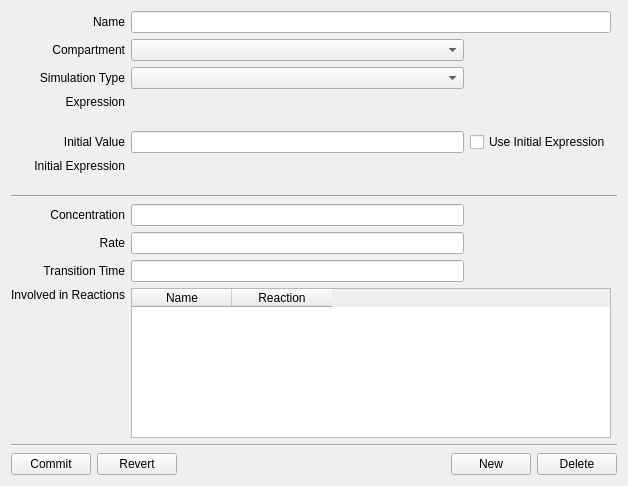
Above: copasi/UI/CQSpeciesDetail.ui from copasi/COPASI before the change. Below: the same form after it.
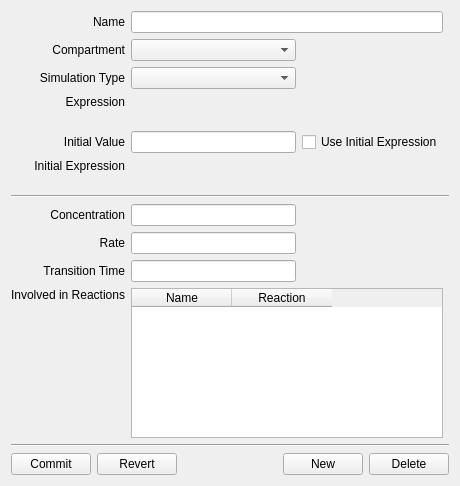
That is the form after the change. Custom widgets are drawn as their Qt base class.

Diff of the .ui file:
```diff
--- a/copasi/UI/CQSpeciesDetail.ui
+++ b/copasi/UI/CQSpeciesDetail.ui
@@ -15,12 +15,12 @@
 
  <comment> All rights reserved. </comment>
  <class>CQSpeciesDetail</class>
- <widget class="CopasiWidget" name="CQSpeciesDetail">
-  <property name="geometry">
+ <widget class="CopasiWidget" name="CQSpeciesDetail" >
+  <property name="geometry" >
    <rect>
     <x>0</x>
     <y>0</y>
-    <width>628</width>
+    <width>460</width>
     <height>486</height>
    </rect>
   </property>
@@ -453,7 +453,7 @@
    </item>
   </layout>
  </widget>
- <layoutdefault spacing="6" margin="11"/>
+ <layoutdefault spacing="6" margin="11" />
  <customwidgets>
   <customwidget>
    <class>CopasiWidget</class>
```
Left out of the diff: 374 changed lines with no effect on the pictures.
